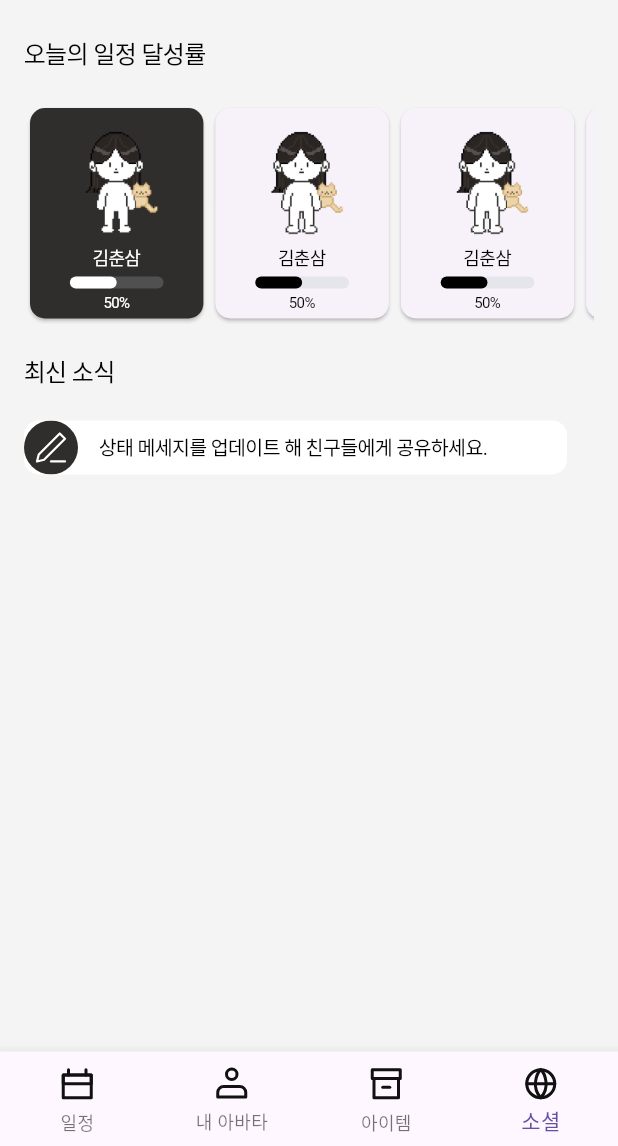
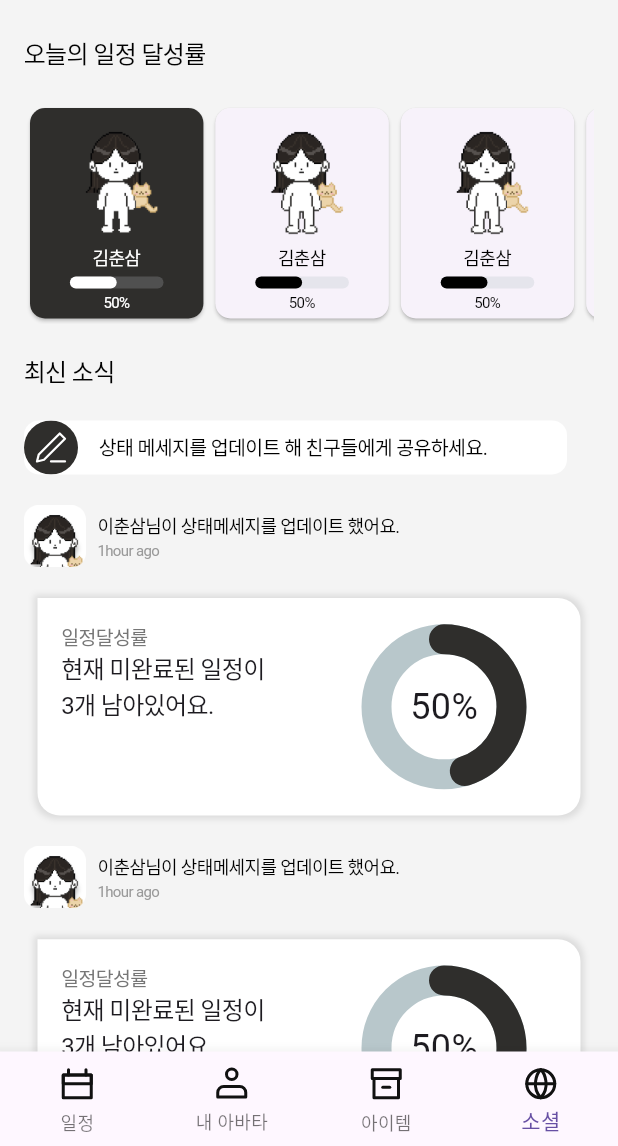
Before and after one commit to itsTimePlanear/planear, a Flutter app: the MainScreen screen opened directly, item 4 of the bottom bar chosen, on a phone screen of 412 x 824 dp, the part 90-1236 px from its top. Run offline on Flutter 3.47's test engine with Material 3 defaults, Android fonts, the phone set to English and light mode, and no system bars; drawn by our look-alikes of percent_indicator; our stand-ins replace carousel_slider, flutter_riverpod, flutter_secure_storage, flutter_svg, flutter_svg_provider, gap and 3 more; accounts and stored records are empty; network calls fail; Roboto replaces fonts that are missing (Pretendard, PretendardRegular, PretendardSemi).

Commit message:
소셜 상태메세지 알림ui

```diff
--- a/lib/screen/social_screen/social_screen.dart
+++ b/lib/screen/social_screen/social_screen.dart
@@ -1,10 +1,13 @@
 import 'package:flutter/cupertino.dart';
 import 'package:flutter/material.dart';
 import 'package:flutter/src/widgets/framework.dart';
+import 'package:flutter/widgets.dart';
 import 'package:flutter_svg/svg.dart';
 import 'package:gap/gap.dart';
 import 'package:hooks_riverpod/hooks_riverpod.dart';
+import 'package:percent_indicator/circular_percent_indicator.dart';
 import 'package:percent_indicator/linear_percent_indicator.dart';
+import 'package:planear/riverpod/social_riverpod/todo_box.dart';
 import 'package:planear/theme/colors.dart';
 import 'package:planear/theme/font_styles.dart';
 
@@ -35,7 +38,8 @@ class _SocialScreenState extends ConsumerState<SocialScreen>{
            Gap(20),
            Text("최신 소식", style: FontStyles.Schedule.copyWith(color: Colors.black)),
             Gap(20),
-             _shareButton()
+             _shareButton(),
+             _stateMessageList(5),
 
           ],
         ))
@@ -160,4 +164,194 @@ class _SocialScreenState extends ConsumerState<SocialScreen>{
           );
   }
 
+  Widget _stateMessageList(int count){
+
+    return ListView.builder(
+      scrollDirection: Axis.vertical,
+       physics: ClampingScrollPhysics(),
+      shrinkWrap: true,
+      itemBuilder: (BuildContext ctx, int idx) {
+      return _messageContainer("이춘삼", "assets/icons/social_profile_avatar.png", 1, 1);
+
+    },
+    itemCount: count,);
+  }
+
+  Widget _messageContainer(String name, String profileUrl, int date, int type){
+
+    return Column(
+      children: [
+        Row(
+          children: [
+            //Image.network(prictureUrl),
+           Image.asset(profileUrl,width: MediaQuery.sizeOf(context).width*0.1, height: MediaQuery.sizeOf(context).height*0.1,),
+           Gap(8),
+           Column(
+            crossAxisAlignment: CrossAxisAlignment.start,
+            mainAxisAlignment: MainAxisAlignment.spaceBetween,
+             children: [
+               Text(name+"님이 상태메세지를 업데이트 했어요.", style: FontStyles.DatePopup.copyWith(color: Colors.black)),
+               Text(date.toString()+"hour ago", style: FontStyles.scheduleSuccess.copyWith(color: AppColors.sub_white),)
+             ],
+           )
+          ],
+        ),
+        if (type == 1)
+        ...[_stateMessageOne(3, 6)],
+        if (type == 2)
+        ...[_stateMessageTwo(3, 3)],
+        if (type ==3)
+        ...[_stateMessageThree()]
+      ],
+    );
+  }
+
+  Widget _stateMessageOne( int unCompleted, int total){
+
+    return Container(
+      padding: const EdgeInsets.all(16),
+      width: MediaQuery.sizeOf(context).width - 50,
+      height: 145,
+      decoration: ShapeDecoration(
+        color: Colors.white,
+        shape: RoundedRectangleBorder(
+          borderRadius: BorderRadius.only(
+        topRight: Radius.circular(15),
+        bottomLeft: Radius.circular(15),
+        bottomRight: Radius.circular(15)
+      ),
+        ),
+        shadows: const [
+          BoxShadow(
+            color: Color(0x19000000),
+            blurRadius: 3,
+            offset: Offset(0, 0),
+            spreadRadius: 2,
+          )
+        ],
+      ),
+      child: Stack(
+        alignment: Alignment.centerRight,
+        children: [
+          Column(
+            crossAxisAlignment: CrossAxisAlignment.start,
+            children: [
+
+        Row(
+          mainAxisAlignment: MainAxisAlignment.spaceBetween
+          ,children: [
+            Text("일정달성률", style: FontStyles.CommentCard.copyWith(color: AppColors.sub_black),),
+
+          ],
+        ),
+        Text(
+            maxLines: 2,
+            '현재 미완료된 일정이\n${unCompleted}개 남아있어요.',
+            style: FontStyles.Schedule,
+            textAlign: TextAlign.left,
+          ),
+        ])
+          ,Positioned(
+            right: 20
+            ,child: CircularPercentIndicator(radius: 55,
+          lineWidth: 20, percent: 0.45, center: new Text("${((unCompleted/total)*100).toInt()}%", style: TextStyle(fontSize: 24, fontFamily: 'PretendardSemi'),),
+          progressColor: AppColors.main1,
+          circularStrokeCap:
+    CircularStrokeCap.round,
+          ))
+        ])
+
+    );
+  }
+
+  Widget _stateMessageTwo(int month, int day){
+
+    return Container(
+      padding: const EdgeInsets.all(16),
+      width: MediaQuery.sizeOf(context).width - 50,
+      height: 145,
+      decoration: ShapeDecoration(
+        color: Colors.white,
+        shape: RoundedRectangleBorder(
+          borderRadius: BorderRadius.only(
+        topRight: Radius.circular(15),
+        bottomLeft: Radius.circular(15),
+        bottomRight: Radius.circular(15)
+      ),
+        ),
+        shadows: const [
+          BoxShadow(
+            color: Color(0x19000000),
+            blurRadius: 3,
+            offset: Offset(0, 0),
+            spreadRadius: 2,
+          )
+        ]
+      ),
+      child: Row(
+        crossAxisAlignment: CrossAxisAlignment.start,
+        children: [
+          Column(
+            children: [
+            Text("오늘의 일정", style: FontStyles.CommentCard.copyWith(color: AppColors.sub_black)),
+            Text("${month}월 ${day}일", style: FontStyles.Headline)
+        ],
+          ),
+          Gap(50),
+        Flexible(child: TodoBox()),
+        ]
+          ,
+      ),
+    );
+
+  }
+
+  Widget _stateMessageThree(){
+
+    return Container(
+      padding: const EdgeInsets.all(16),
+      width: MediaQuery.sizeOf(context).width-50,
+      height: 145,
+      decoration: ShapeDecoration(
+        shape: RoundedRectangleBorder(
+          borderRadius: BorderRadius.only(
+        topRight: Radius.circular(15),
+        bottomLeft: Radius.circular(15),
+        bottomRight: Radius.circular(15)
+      ),
+
+      ), color: Colors.white, shadows: const[BoxShadow(
+       color: Color(0x19000000),
+            blurRadius: 3,
+            offset: Offset(0, 0),
+            spreadRadius: 2,
+      )]),
+      child: Column(
+        crossAxisAlignment: CrossAxisAlignment.start,
+        children: [
+        Row(
+          mainAxisAlignment: MainAxisAlignment.spaceBetween
+          ,children: [
+          Text("Q&A", style: TextStyle(fontFamily: 'PretendardRegular', fontSize: 13 , color: AppColors.sub_black ),),
+        ],),
+        Gap(6),
+        Text("Q. 이번 방학 나의 목표는?", style: FontStyles.Schedule,),
+        Gap(20),
+        Row(
+          mainAxisAlignment: MainAxisAlignment.spaceEvenly
+          ,children: [
+            Text("A.", style: FontStyles.Schedule,),
+            Container(
+              width: MediaQuery.sizeOf(context).width -100,
+              height: 40,
+              decoration: ShapeDecoration(shape: RoundedRectangleBorder(
+                borderRadius: BorderRadius.circular(10)
+              ), color: AppColors.main3),
+            )
+          ],
+        )
+      ],),
+    );
+  }
+
 }
```
Also changed, not shown: assets/icons/social_profile_avatar.png (added), assets/icons/social_profile_avatar.svg (added).
